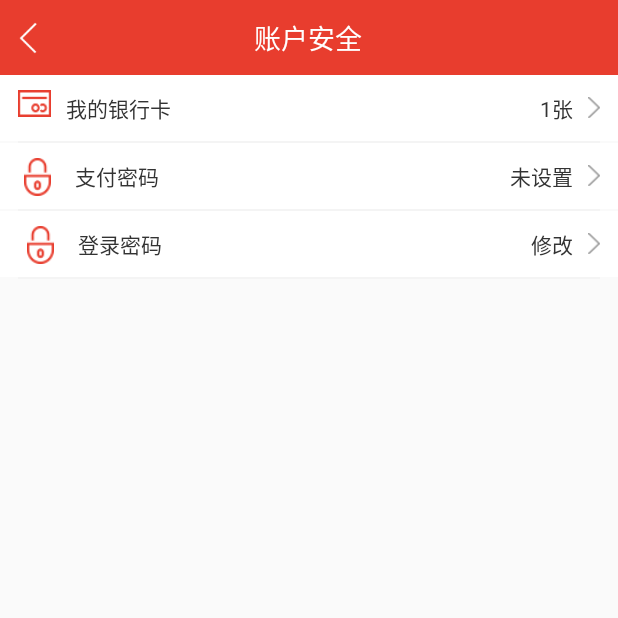
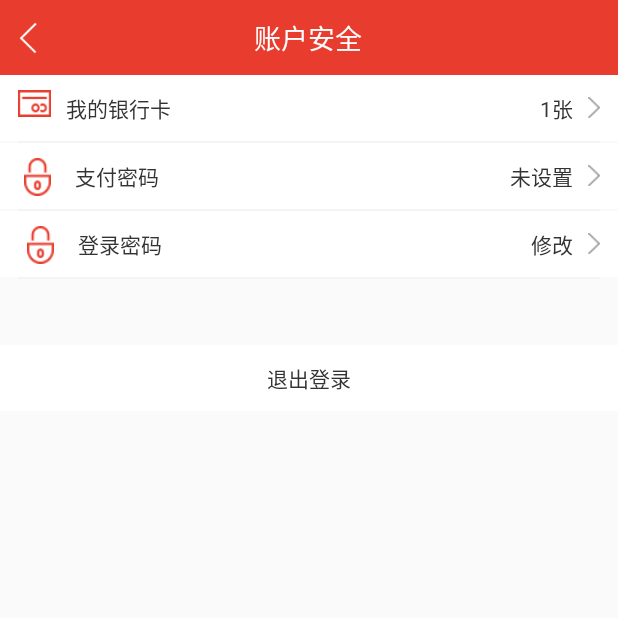
Before and after one commit to matengteng/cheddd, an Android app: the SafetyActivity screen opened directly, with no data from a screen before it, on a phone screen of 412 x 824 dp, the top half of it. Run offline under Robolectric (Android 15) with nearby library versions, the phone set to English and light mode, and no system bars; libraries missing offline, so code that uses them is left out: com.umeng.analytics; 2 statements that could not run were skipped.

Commit message:
布局点击效果

```diff
--- a/app/src/main/res/layout/activity_safety.xml
+++ b/app/src/main/res/layout/activity_safety.xml
@@ -13,9 +13,9 @@
         app:navigation_title="@string/app_usersafety" />
 
     <ScrollView
-        android:layout_below="@id/tnb_safety"
         android:layout_width="match_parent"
-        android:layout_height="match_parent">
+        android:layout_height="match_parent"
+        android:layout_below="@id/tnb_safety">
 
         <LinearLayout
             android:layout_width="match_parent"
@@ -110,9 +110,9 @@
             <View style="@style/View" />
 
             <RelativeLayout
-                android:visibility="gone"
                 android:id="@+id/rl_safety_gesture"
-                style="@style/InfoRelativeLayout">
+                style="@style/InfoRelativeLayout"
+                android:visibility="invisible">
 
                 <ImageView
                     android:id="@+id/iv_safety_gesture"
@@ -129,6 +129,20 @@
 
                 <ImageView style="@style/RightImageView" />
             </RelativeLayout>
+
+            <RelativeLayout
+                style="@style/InfoRelativeLayout"
+                android:onClick="onClick"
+                android:clickable="true"
+                android:id="@+id/rl_logout"
+                android:visibility="visible">
+
+                <TextView
+                    style="@style/InfoTextView"
+                    android:layout_centerInParent="true"
+                    android:text="退出登录" />
+
+            </RelativeLayout>
         </LinearLayout>
     </ScrollView>
 </RelativeLayout>
--- a/app/src/main/res/layout/dialog_product.xml
+++ b/app/src/main/res/layout/dialog_product.xml
@@ -2,7 +2,6 @@
 <LinearLayout xmlns:android="http://schemas.android.com/apk/res/android"
     android:layout_width="match_parent"
     android:layout_height="match_parent"
-    android:background="#333"
     android:orientation="vertical">
 
     <LinearLayout
@@ -17,7 +16,6 @@
             android:id="@+id/rl_dialog_product"
             android:layout_width="match_parent"
             android:layout_height="40dp"
-            android:background="@color/colorWhite"
             android:padding="@dimen/dp_5">
 
             <TextView
@@ -40,7 +38,7 @@
         <RelativeLayout
             android:layout_width="match_parent"
             android:layout_height="100dp"
-            android:background="@color/colorWhite">
+            >
 
             <TextView
                 android:id="@+id/tv_dialog_product"
@@ -67,7 +65,7 @@
         <RelativeLayout
             android:layout_width="match_parent"
             android:layout_height="wrap_content"
-            android:background="@color/colorWhite">
+            >
 
             <TextView
                 android:id="@+id/tv_dialog_back"
```
Also changed, not shown: app/src/main/java/com/cheddd/activity/SafetyActivity.java (+19 -2 lines).
